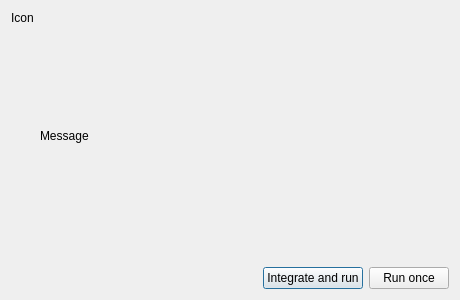
Before: the Qt Designer form src/ui/integration_dialog.ui in TheAssassin/AppImageLauncher, drawn with Qt 5.
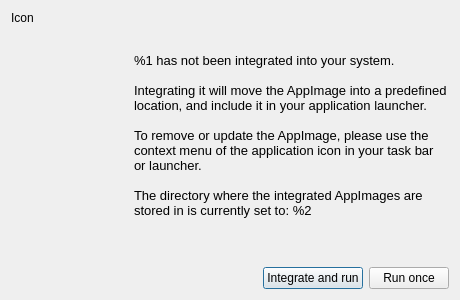
After: the same form once the commit is applied.

Commit message: Use a parametrized string for the dialog message

```diff
--- a/src/ui/integration_dialog.ui
+++ b/src/ui/integration_dialog.ui
@@ -45,18 +45,32 @@
        <property name="alignment">
         <set>Qt::AlignLeading|Qt::AlignLeft|Qt::AlignTop</set>
        </property>
+       <property name="margin">
+        <number>12</number>
+       </property>
       </widget>
      </item>
+     <item>
+      <layout class="QVBoxLayout" name="verticalLayout_2">
      <item>
       <widget class="QLabel" name="message">
        <property name="sizePolicy">
         <sizepolicy hsizetype="Preferred" vsizetype="MinimumExpanding">
-         <horstretch>1</horstretch>
+           <horstretch>0</horstretch>
          <verstretch>0</verstretch>
         </sizepolicy>
        </property>
        <property name="text">
-        <string>Message</string>
+          <string>&lt;!DOCTYPE HTML PUBLIC &quot;-//W3C//DTD HTML 4.0//EN&quot; &quot;http://www.w3.org/TR/REC-html40/strict.dtd&quot;&gt;
+&lt;html&gt;&lt;head&gt;&lt;meta name=&quot;qrichtext&quot; content=&quot;1&quot; /&gt;&lt;style type=&quot;text/css&quot;&gt;
+p, li { white-space: pre-wrap; }
+&lt;/style&gt;&lt;/head&gt;&lt;body style=&quot; font-family:'Noto Sans'; font-size:10pt; font-weight:400; font-style:normal;&quot;&gt;
+&lt;p style=&quot; margin-top:0px; margin-bottom:0px; margin-left:0px; margin-right:0px; -qt-block-indent:0; text-indent:0px;&quot;&gt;%1 has not been integrated into your system.&lt;/p&gt;
+&lt;p style=&quot; margin-top:0px; margin-bottom:0px; margin-left:0px; margin-right:0px; -qt-block-indent:0; text-indent:0px;&quot;&gt; &lt;br /&gt;Integrating it will move the AppImage into a predefined location, and include it in your application launcher.&lt;/p&gt;
+&lt;p style=&quot;-qt-paragraph-type:empty; margin-top:0px; margin-bottom:0px; margin-left:0px; margin-right:0px; -qt-block-indent:0; text-indent:0px;&quot;&gt;&lt;br /&gt;&lt;/p&gt;
+&lt;p style=&quot; margin-top:0px; margin-bottom:0px; margin-left:0px; margin-right:0px; -qt-block-indent:0; text-indent:0px;&quot;&gt;To remove or update the AppImage, please use the context menu of the application icon in your task bar or launcher. &lt;/p&gt;
+&lt;p style=&quot;-qt-paragraph-type:empty; margin-top:0px; margin-bottom:0px; margin-left:0px; margin-right:0px; -qt-block-indent:0; text-indent:0px;&quot;&gt;&lt;br /&gt;&lt;/p&gt;
+&lt;p style=&quot; margin-top:0px; margin-bottom:0px; margin-left:0px; margin-right:0px; -qt-block-indent:0; text-indent:0px;&quot;&gt;The directory where the integrated AppImages are stored in is currently set to: %2&lt;/p&gt;&lt;/body&gt;&lt;/html&gt;</string>
        </property>
        <property name="wordWrap">
         <bool>true</bool>
@@ -65,6 +79,8 @@
         <number>0</number>
        </property>
       </widget>
+       </item>
+      </layout>
      </item>
     </layout>
    </item>
```
Lines whose indentation alone changed are shown as unchanged. The commit also changes 1 other file.
